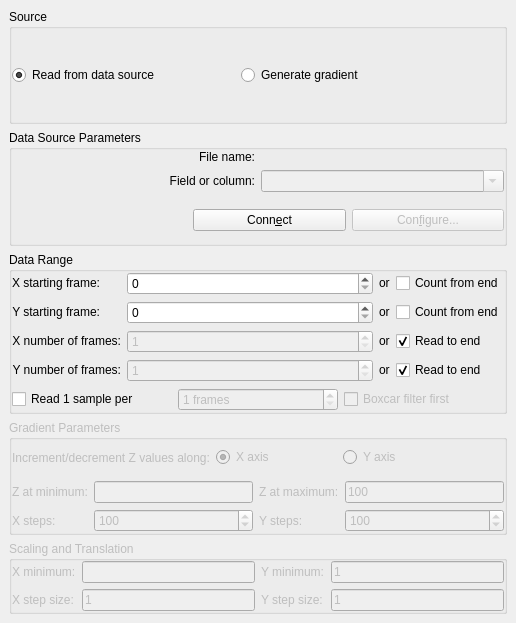
Before: the Qt Designer form src/libkstapp/matrixtab.ui in Kst-plot/kst, drawn with Qt 5.
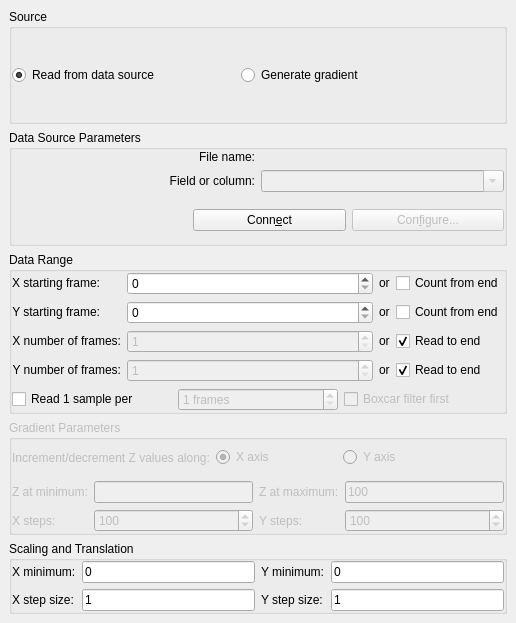
After: the same form once the commit is applied. Custom widgets are drawn as their Qt base class.

Commit message: Update MatrixDialog to allow setting of xMin, yMin, xStep and yStep to DataMatrix. Add ifdef to remove GeneratedMatrix options from creation. Update default values for scaling/translation to match object defaults.

Patch:
```diff
--- a/src/libkstapp/matrixtab.ui
+++ b/src/libkstapp/matrixtab.ui
@@ -31,7 +31,7 @@
    <item row="4" column="0" >
     <widget class="QGroupBox" name="_scalingGroup" >
      <property name="enabled" >
-      <bool>false</bool>
+      <bool>true</bool>
      </property>
      <property name="title" >
       <string>Scaling and Translation</string>
@@ -115,6 +115,9 @@
             <height>0</height>
            </size>
           </property>
+          <property name="text" >
+           <string>0</string>
+          </property>
          </widget>
         </item>
         <item>
@@ -205,7 +208,7 @@
            </size>
           </property>
           <property name="text" >
-           <string>1</string>
+           <string>0</string>
           </property>
          </widget>
         </item>
```
The commit also changes 1 other file.
